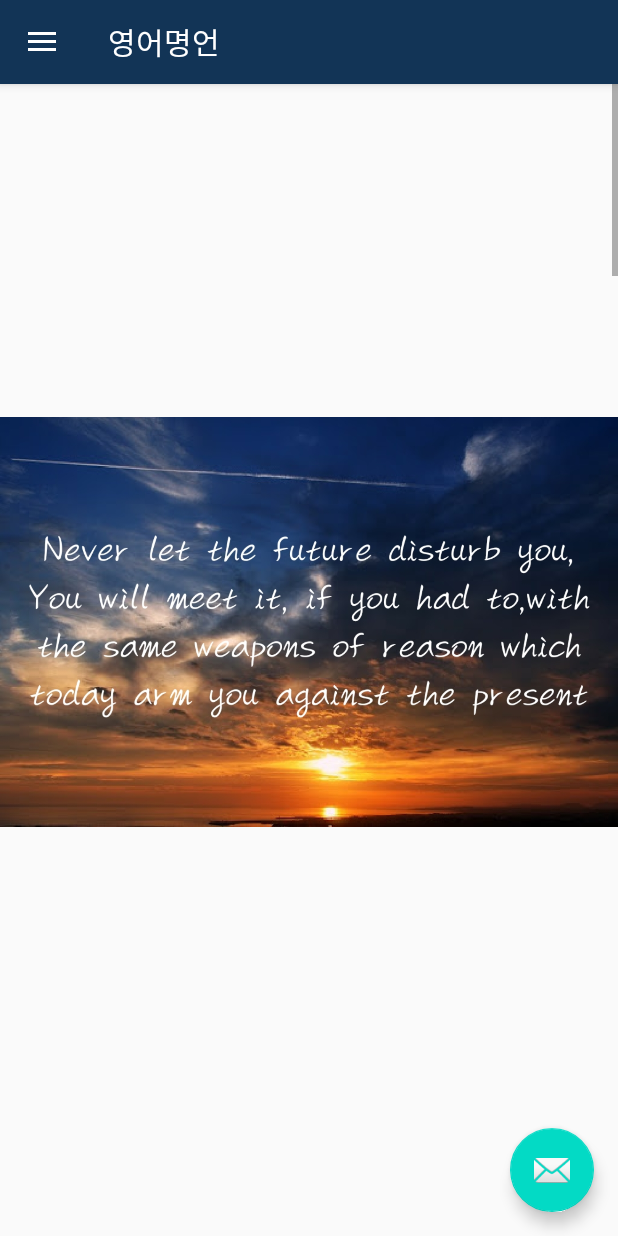
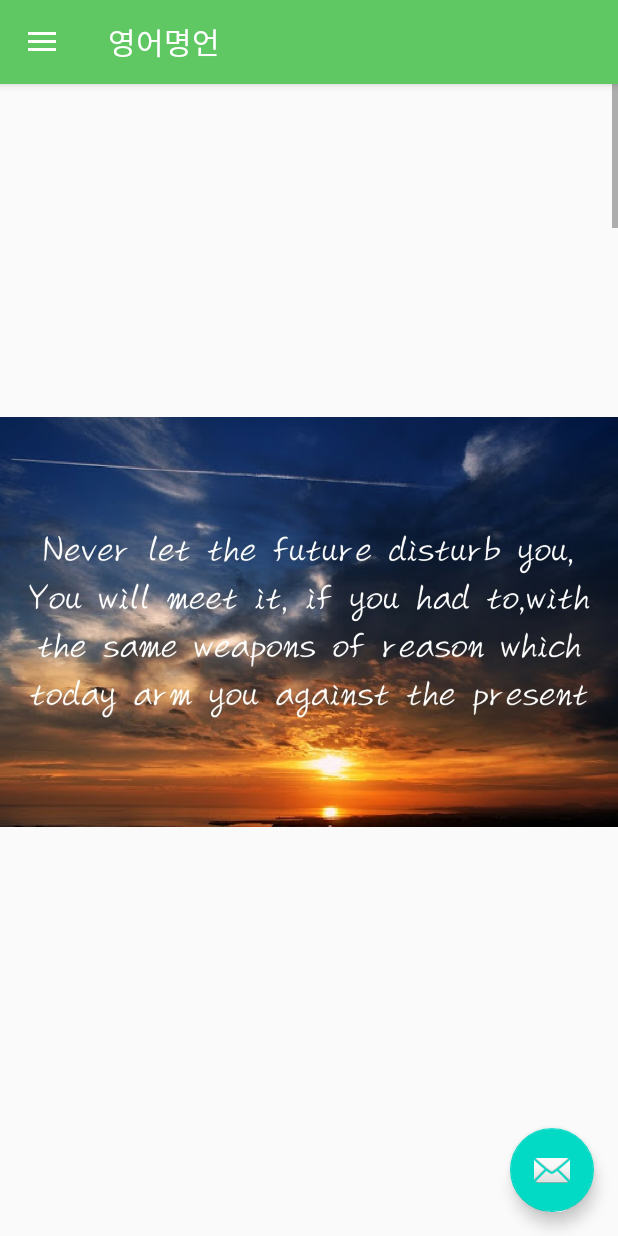
Before and after one commit to dudwns0911/GoodWords, an Android app: the MainActivity screen opened directly, with no data from a screen before it, in the side drawer, after a tap on "영어명언", on a phone screen of 412 x 824 dp. Run offline under Robolectric (Android 15) with nearby library versions, the phone set to English and light mode, and no system bars; our stand-ins replace navigation-ui.

Commit message:
change color

```diff
--- a/app/src/main/java/com/example/goodwords/ui/slideshow/SlideshowFragment.java
+++ b/app/src/main/java/com/example/goodwords/ui/slideshow/SlideshowFragment.java
@@ -41,6 +41,7 @@ public class SlideshowFragment extends Fragment {
         sEGoodwords.add(new Gallery(getActivity().getDrawable(R.drawable.image1),"미래"));
         sEGoodwords.add(new Gallery(getActivity().getDrawable(R.drawable.image2),"미래"));
         sEGoodwords.add(new Gallery(getActivity().getDrawable(R.drawable.image3),"공부"));
+        sEGoodwords.add(new Gallery(getActivity().getDrawable(R.drawable.image4),"공부"));
 
         RecyclerView recyclerView = view.findViewById(R.id.recycler2);
         recyclerView.setLayoutManager(new LinearLayoutManager(getContext()));
--- a/app/src/main/res/layout/app_bar_main.xml
+++ b/app/src/main/res/layout/app_bar_main.xml
@@ -15,7 +15,7 @@
             android:id="@+id/toolbar"
             android:layout_width="match_parent"
             android:layout_height="?attr/actionBarSize"
-            android:background="?attr/colorPrimary"
+            android:background="#5FC863"
             app:popupTheme="@style/AppTheme.PopupOverlay" />
 
     </com.google.android.material.appbar.AppBarLayout>
```
Also changed, not shown: app/src/main/res/layout/splash_activity.xml (+5 -3 lines), app/src/main/res/drawable/image4.jpg (added).
